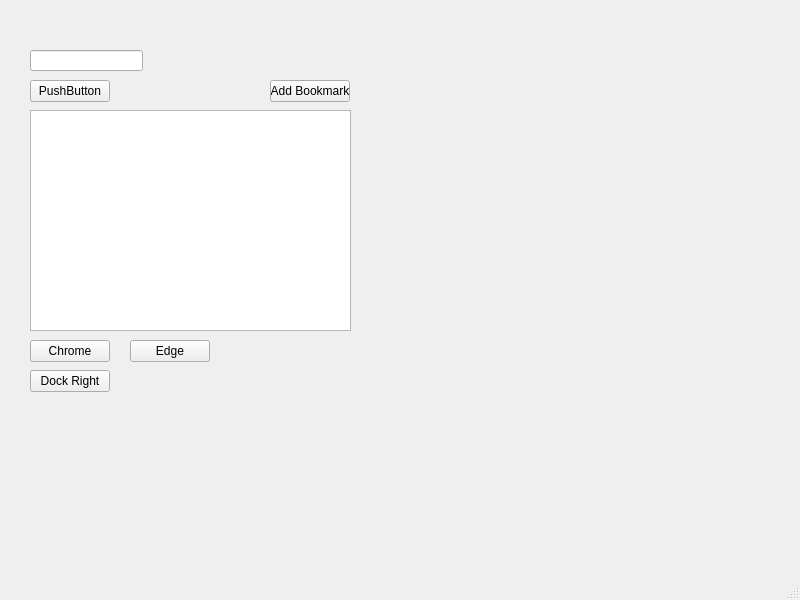
Before: the Qt Designer form View/mainwindow.ui in edsykes/BookmarkManager, drawn with Qt 5.
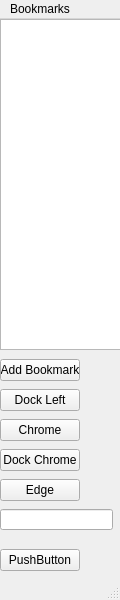
After: the same form once the commit is applied.

Commit message: Feature: Docking the main window to the left: Created a button to dock the window and wired this up to a simple docking function that doesn't take into account which monitor the window is on

```diff
--- a/View/mainwindow.ui
+++ b/View/mainwindow.ui
@@ -6,7 +6,7 @@
    <rect>
     <x>0</x>
     <y>0</y>
-    <width>800</width>
+    <width>120</width>
     <height>600</height>
    </rect>
   </property>
@@ -17,18 +17,18 @@
    <widget class="QTreeView" name="treeView">
     <property name="geometry">
      <rect>
-      <x>30</x>
-      <y>110</y>
-      <width>321</width>
-      <height>221</height>
+      <x>0</x>
+      <y>0</y>
+      <width>121</width>
+      <height>331</height>
      </rect>
     </property>
    </widget>
    <widget class="QPushButton" name="pushButton">
     <property name="geometry">
      <rect>
-      <x>30</x>
-      <y>80</y>
+      <x>0</x>
+      <y>530</y>
       <width>80</width>
       <height>22</height>
      </rect>
@@ -40,8 +40,8 @@
    <widget class="QLineEdit" name="bookmarkDirectory">
     <property name="geometry">
      <rect>
-      <x>30</x>
-      <y>50</y>
+      <x>0</x>
+      <y>490</y>
       <width>113</width>
       <height>21</height>
      </rect>
@@ -50,8 +50,8 @@
    <widget class="QPushButton" name="pushStartChrome">
     <property name="geometry">
      <rect>
-      <x>30</x>
-      <y>340</y>
+      <x>0</x>
+      <y>400</y>
       <width>80</width>
       <height>22</height>
      </rect>
@@ -63,8 +63,8 @@
    <widget class="QPushButton" name="startEdge">
     <property name="geometry">
      <rect>
-      <x>130</x>
-      <y>340</y>
+      <x>0</x>
+      <y>460</y>
       <width>80</width>
       <height>22</height>
      </rect>
@@ -76,21 +76,21 @@
    <widget class="QPushButton" name="dockChromeRight">
     <property name="geometry">
      <rect>
-      <x>30</x>
-      <y>370</y>
+      <x>0</x>
+      <y>430</y>
       <width>80</width>
       <height>22</height>
      </rect>
     </property>
     <property name="text">
-     <string>Dock Right</string>
+     <string>Dock Chrome</string>
     </property>
    </widget>
    <widget class="QPushButton" name="buttonAddBookmark">
     <property name="geometry">
      <rect>
-      <x>270</x>
-      <y>80</y>
+      <x>0</x>
+      <y>340</y>
       <width>80</width>
       <height>22</height>
      </rect>
@@ -99,16 +99,35 @@
      <string>Add Bookmark</string>
     </property>
    </widget>
+   <widget class="QPushButton" name="pushDockLeft">
+    <property name="geometry">
+     <rect>
+      <x>0</x>
+      <y>370</y>
+      <width>80</width>
+      <height>22</height>
+     </rect>
+    </property>
+    <property name="text">
+     <string>Dock Left</string>
+    </property>
+   </widget>
   </widget>
   <widget class="QMenuBar" name="menubar">
    <property name="geometry">
     <rect>
      <x>0</x>
      <y>0</y>
-     <width>800</width>
+     <width>120</width>
      <height>21</height>
     </rect>
    </property>
+   <widget class="QMenu" name="menuBookmarks">
+    <property name="title">
+     <string>Bookmarks</string>
+    </property>
+   </widget>
+   <addaction name="menuBookmarks"/>
   </widget>
   <widget class="QStatusBar" name="statusbar"/>
  </widget>
```
The commit also changes 3 other files.
